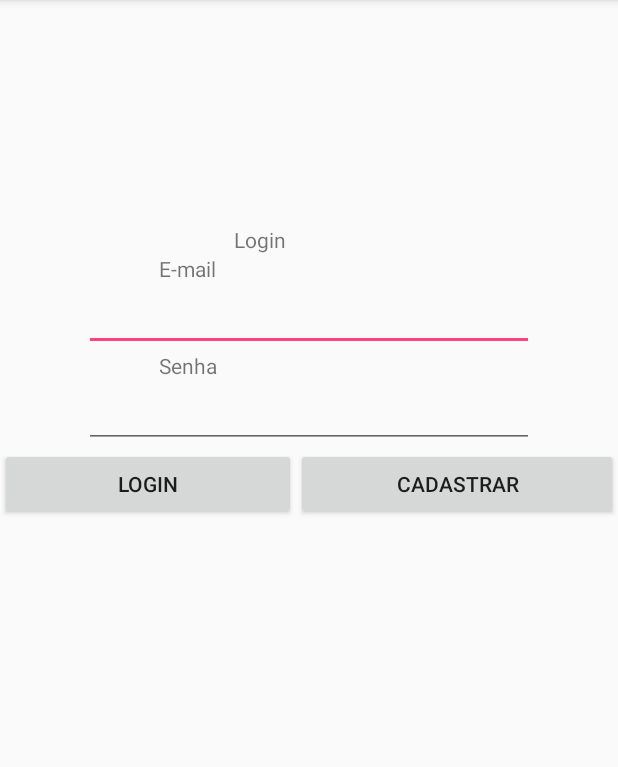
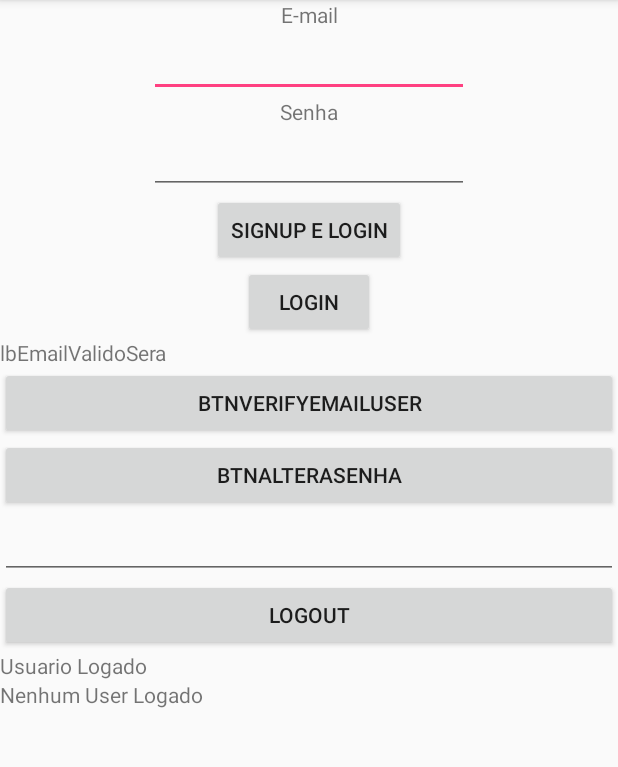
Before and after one commit to EdsonRgr/ProjetoAndroid, an Android app: the screen it shows after launch (aplicacao), on a phone screen of 412 x 824 dp, the part 84-851 px from its top. Run offline under Robolectric (Android 15) with nearby library versions, the phone set to English and light mode, and no system bars; our stand-ins replace Firebase (no records; nobody signed in at launch, a user with empty details on screens opened directly).

Commit message:
Modificando o codigo[

```diff
--- a/aplicao_c_banco/app/build.gradle
+++ b/aplicao_c_banco/app/build.gradle
@@ -32,5 +32,6 @@ dependencies {
     androidTestImplementation 'com.android.support.test:runner:1.0.1'
     androidTestImplementation 'com.android.support.test.espresso:espresso-core:3.0.2'
     implementation 'com.google.firebase:firebase-core:16.0.8'
+    implementation 'com.google.firebase:firebase-auth:16.1.0'
     implementation "org.jetbrains.anko:anko:$anko_version"
 }
--- a/aplicao_c_banco/app/src/main/java/com/example/aluno/aplicao_c_banco/aplicacao.kt
+++ b/aplicao_c_banco/app/src/main/java/com/example/aluno/aplicao_c_banco/aplicacao.kt
@@ -2,43 +2,185 @@ package com.example.aluno.aplicao_c_banco
 
 import android.support.v7.app.AppCompatActivity
 import android.os.Bundle
+import android.util.Log
+import android.view.View
 import android.widget.Button
+import android.widget.EditText
 import android.widget.TextView
-import com.example.aluno.aplicao_c_banco.R.layout.activity_cadastrarsenha
-import com.example.aluno.aplicao_c_banco.R.styleable.View
-import org.jetbrains.anko.startActivity
+import android.widget.Toast
+import com.google.firebase.auth.AuthResult
+import com.google.firebase.auth.FirebaseAuth
+import com.google.firebase.auth.FirebaseUser
 import org.jetbrains.anko.toast
-
+import java.lang.Exception
 
 
 class aplicacao : AppCompatActivity() {
 
-    lateinit var btnlogin: Button
-    lateinit var btncadastrar: Button
+    var logTAG: String = "info";
+    lateinit var btnSignUp: Button
+    lateinit var btnLogin: Button
+    lateinit var btnLogoff: Button
+    lateinit var btnVerifyEmailUser: Button
+    lateinit var btnAlteraSenha: Button
 
 
+    lateinit var lbEmailDoUsuarioLogado : TextView
+    lateinit var lbEmailValidoSera : TextView
 
-    //val btnlogin: Button = findViewById<Button>(R.id.btnlogin)
-    //val btncadastrar: Button = findViewById<Button>(R.id.btncadastrar)
-    //val btnmudarsenha :  Button = findViewById<Button>(R.id.btnmudarsenha)
+    lateinit var fbAuth : FirebaseAuth
+    lateinit var txtEmail: EditText
+    lateinit var txtPass: EditText
+    lateinit var txtNewPass: EditText
 
     override fun onCreate(savedInstanceState: Bundle?) {
         super.onCreate(savedInstanceState)
         setContentView(R.layout.activity_aplicacao)
 
-        val btnlogin: Button = findViewById<Button>(R.id.btnlogin)
-        val btncadastrar: Button = findViewById<Button>(R.id.btncadastrar)
+        this.lbEmailDoUsuarioLogado = findViewById<TextView>(R.id.lbEmailDoUsuarioLogado);
+        this.lbEmailValidoSera = findViewById<TextView>(R.id.lbEmailValidoSera);
 
-        btnlogin.setOnClickListener{
-            startActivity<index>()
+        this.fbAuth = FirebaseAuth.getInstance()
+        this.txtEmail = findViewById<EditText>(R.id.txtEmail);
+        this.txtPass = findViewById<EditText>(R.id.txtPassw);
+        this.txtNewPass = findViewById<EditText>(R.id.txtNovaSenha);
 
+
+        this.btnSignUp = findViewById<Button>(R.id.btnSingUp);
+        this.btnLogin = findViewById<Button>(R.id.btnLogin);
+        this.btnLogoff = findViewById<Button>(R.id.btnLoggof)
+        this.btnVerifyEmailUser = findViewById<Button>(R.id.btnVerifyEmailUser)
+        this.btnAlteraSenha = findViewById<Button>(R.id.btnAlteraSenha)
+
+        this.btnSignUp.setOnClickListener(View.OnClickListener {
+            toast("this.btnSignUp.setOnClickListener(View.OnClickListener {...")
+            this.signUp()
+        })
+
+        this.btnLogoff.setOnClickListener(View.OnClickListener {
+            toast("this.btnLogoff.setOnClickListener(View.OnClickListener {...")
+            this.logoff()
+        })
+
+        this.btnLogin.setOnClickListener(View.OnClickListener {
+            toast("this.btnLogin.setOnClickListener(View.OnClickListener {...")
+            this.login();
+        })
+
+        this.btnVerifyEmailUser.setOnClickListener(View.OnClickListener {
+            toast("this.btnVerifyEmailUser.setOnClickListener(View.OnClickListener {...")
+            this.verifyEmailUser();
+        })
+
+        this.btnAlteraSenha.setOnClickListener(View.OnClickListener {
+            toast("this.btnAlteraSenha.setOnClickListener(View.OnClickListener {...")
+            this.alteraSenha();
+        })
+
+    }
+
+    public override fun onStart() {
+        super.onStart()
+        this.signUp()
+        updateUI(null)
+    }
+
+    public fun updateUI(user: FirebaseUser?) {
+        if (user != null) {
+            this.lbEmailDoUsuarioLogado.text = user.email
+        } else {
+            this.lbEmailDoUsuarioLogado.text = "Nenhum User Logado"
+        }
+    }
+
+    private fun logoff() {
+        this.fbAuth.signOut()
+        updateUI(null)
+    }
+
+    private fun login() {
+        if(!this.formIsValid()){
+            return
+        }
+        this.fbAuth.signInWithEmailAndPassword(this.txtEmail.text.toString(), this.txtPass.text.toString())
+                .addOnCompleteListener(this) { task ->
+                    if (task.isSuccessful) {
+                        updateUI(this.fbAuth.currentUser)
+                    } else {
+                        toast("Usuario Logado com sucesso")
+                        updateUI(null)
+                    }
+                    if (!task.isSuccessful) {
+                        toast("Falha no login")
+                    }
+                }
+    }
+
+    private fun signUp(){
+        if(!this.formIsValid()) return
+
+        this.fbAuth.createUserWithEmailAndPassword(this.txtEmail.text.toString(), this.txtPass.text.toString())
+                .addOnCompleteListener(this) { task ->
+                    if (task.isSuccessful) {
+                        // Sign in success, update UI with the signed-in user's information
+                        toast("takswassucessfull")
+                        toast(this.fbAuth.currentUser.toString())
+                        updateUI(this.fbAuth.currentUser)
+                    } else {
+                        // If sign in fails, display a message to the user.
+                        Log.w(logTAG, "createUserWithEmail:failure", task.exception)
+                        toast("De uma olhada no LOGCAT que deu erro....")
+                        updateUI(null)
+                    }
+                }
+    }
+
+    private fun verifyEmailUser() {
+        var usuario = this.fbAuth.currentUser
+        usuario?.sendEmailVerification()
+                ?.addOnCompleteListener(this) { task ->
+                    if (task.isSuccessful) {
+                        toast("Verificacao de email enviada COM SUCESSO para ${usuario.email} ");
+                        this.lbEmailValidoSera.text = "email valido: ${usuario.email}"
+                    } else {
+                        toast("Falha no envio de email de verificacao")
+                        this.lbEmailValidoSera.text = "email INvalido: ${usuario.email}"
+                    }
+                }
+    }
+
+    private fun alteraSenha(){
+        var strNewPass: String = this.txtNewPass.text.toString();
+        if(strNewPass.length < 6 ){
+            toast("Senha tem que ter pelo menos 6 caracteres...")
+            return
         }
 
-        btncadastrar.setOnClickListener{
-            startActivity<cadastrar>()
+        var usuario = this.fbAuth.currentUser
+        usuario?.updatePassword(strNewPass)?.addOnCompleteListener {
+            try {
+                toast("Senha alterada com sucesso")
+            }catch (e: Exception){
+                toast("Erra durante o processo de alteracao de senha")
+            }
+        }
+    }
 
+
+    private fun formIsValid() : Boolean {
+        toast("private fun formIsValid() : Boolean {...")
+        var ret = true
+        val email: String = this.txtEmail.text.toString()
+        val pass: String = this.txtPass.text.toString()
+
+        if (email.equals("") || pass.equals("")) {
+            toast("ou email ou senha estao em branco e nao pode...")
+            ret = false
+        } else if (pass.length < 6) {
+            toast("A senha precisa ter pelo menos 6 caracteres...")
+            ret = false
         }
 
-
+        return ret
     }
 }
--- a/aplicao_c_banco/app/src/main/res/layout/activity_aplicacao.xml
+++ b/aplicao_c_banco/app/src/main/res/layout/activity_aplicacao.xml
@@ -7,70 +7,112 @@
     tools:context=".aplicacao">
 
     <LinearLayout
+        android:orientation="vertical"
         android:layout_width="match_parent"
-        android:layout_height="match_parent"
-        android:orientation="vertical">
-
-        <Space
-            android:layout_width="match_parent"
-            android:layout_height="150dp" />
+        android:layout_height="match_parent">
 
         <TextView
-            android:id="@+id/login"
-            android:layout_width="100dp"
-            android:layout_height="wrap_content"
-            android:text="Login"
-            android:layout_gravity="center"/>
-
-        <TextView
-            android:id="@+id/email"
-            android:layout_width="200dp"
-            android:layout_height="wrap_content"
-            android:text="E-mail"
-            android:layout_gravity="center" />
-
-        <EditText
-            android:id="@+id/txtemail"
+            android:id="@+id/lbEmail"
             android:layout_width="300dp"
             android:layout_height="wrap_content"
             android:ems="10"
+            android:inputType="textPersonName"
+            android:text="E-mail"
+            android:layout_gravity="center"
+            android:textAlignment="center"
+            />
+        <EditText
+            android:layout_width="wrap_content"
+            android:layout_height="wrap_content"
             android:inputType="textEmailAddress"
-            android:layout_gravity="center"/>
+            android:ems="10"
+            android:layout_gravity="center"
+            android:textAlignment="center"
+            android:id="@+id/txtEmail"/>
+        <TextView
+            android:layout_width="wrap_content"
+            android:layout_height="wrap_content"
+            android:inputType="textPersonName"
+            android:text="Senha"
+            android:ems="10"
+            android:id="@+id/lbSenha"
+            android:layout_gravity="center"
+            android:textAlignment="center"/>
+        <EditText
+            android:layout_width="wrap_content"
+            android:layout_height="wrap_content"
+            android:inputType="textPassword"
+            android:ems="10"
+            android:layout_gravity="center"
+            android:textAlignment="center"
+            android:id="@+id/txtPassw"/>
 
-        <TextView
-            android:id="@+id/senha"
-            android:layout_width="200dp"
+
+        <Button
+            android:text="SignUp e Login"
+            android:layout_width="wrap_content"
             android:layout_height="wrap_content"
-            android:text="Senha"
-            android:layout_gravity="center"/>
+            android:layout_gravity="center"
+            android:textAlignment="center"
+            android:id="@+id/btnSingUp"/>
+        <Button
+            android:text="Login"
+            android:layout_width="wrap_content"
+            android:layout_height="wrap_content"
+            android:layout_gravity="center"
+            android:textAlignment="center"
+            android:id="@+id/btnLogin"/>
 
-        <EditText
-            android:id="@+id/txtsenha"
-            android:layout_width="300dp"
-            android:layout_height="wrap_content"
-            android:ems="10"
-            android:inputType="textPassword"
-            android:layout_gravity="center"/>
-
-        <LinearLayout
-            android:layout_width="match_parent"
-            android:layout_height="match_parent"
-            android:orientation="horizontal">
+            <TextView
+                android:id="@+id/lbEmailValidoSera"
+                android:layout_width="match_parent"
+                android:layout_height="wrap_content"
+                android:text="lbEmailValidoSera"
+                tools:text="nao sei se o email he valido" />
 
             <Button
-                android:id="@+id/btnlogin"
-                android:layout_width="wrap_content"
+                android:id="@+id/btnVerifyEmailUser"
+                android:layout_width="match_parent"
                 android:layout_height="wrap_content"
-                android:layout_weight="1"
-                android:text="Login" />
+                android:text="btnVerifyEmailUser"
+                android:layout_gravity="center"
+                android:textAlignment="center"/>
 
             <Button
-                android:id="@+id/btncadastrar"
-                android:layout_width="wrap_content"
+                android:id="@+id/btnAlteraSenha"
+                android:layout_width="match_parent"
                 android:layout_height="wrap_content"
-                android:layout_weight="1"
-                android:text="Cadastrar" />
+                android:text="btnAlteraSenha"
+                android:layout_gravity="center"
+                android:textAlignment="center"/>
 
+            <EditText
+                android:id="@+id/txtNovaSenha"
+                android:layout_width="match_parent"
+                android:layout_height="wrap_content"
+                android:ems="10"
+                android:inputType="textPassword" />
+
+            <Button
+                android:id="@+id/btnLoggof"
+                android:layout_width="match_parent"
+                android:layout_height="wrap_content"
+                android:text="Logout" />
+
+            <TextView
+                android:id="@+id/lbUsuarioLogado"
+                android:layout_width="match_parent"
+                android:layout_height="wrap_content"
+                android:text="Usuario Logado"
+                tools:layout_editor_absoluteX="224dp"
+                tools:layout_editor_absoluteY="274dp" />
+
+            <TextView
+                android:id="@+id/lbEmailDoUsuarioLogado"
+                android:layout_width="match_parent"
+                android:layout_height="wrap_content"
+                android:text="TextView"
+                tools:layout_editor_absoluteX="223dp"
+                tools:layout_editor_absoluteY="311dp" />
         </LinearLayout>
-    </LinearLayout>
 </android.support.constraint.ConstraintLayout>
--- a/aplicao_c_banco/app/src/main/res/layout/activity_cadastrarsenha.xml
+++ b/aplicao_c_banco/app/src/main/res/layout/activity_cadastrarsenha.xml
@@ -16,7 +16,7 @@
             android:layout_height="150dp" />
 
         <EditText
-            android:id="@+id/editText2"
+            android:id="@+id/novasenha"
             android:layout_width="match_parent"
             android:layout_height="wrap_content"
             android:ems="10"
```
Also changed, not shown: aplicao_c_banco/app/src/main/java/com/example/aluno/aplicao_c_banco/cadastrarsenha.kt (+17 -2 lines).
